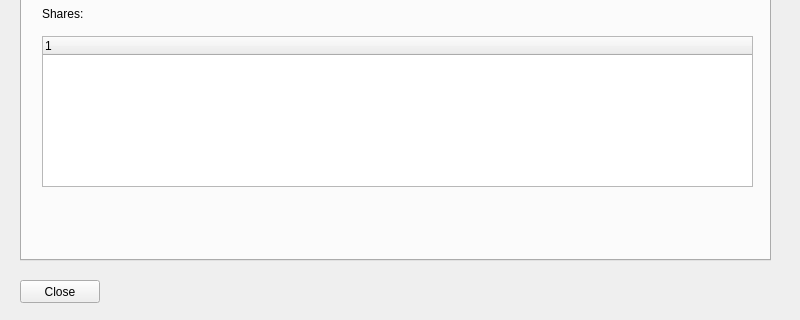
The window that pCloud/shareswindow.ui (pcloudcom/pfs-gui) describes before a commit, drawn with Qt 5; both pictures show x 0 to 800 and y 280 to 600 of the 800 by 600 pixel window.
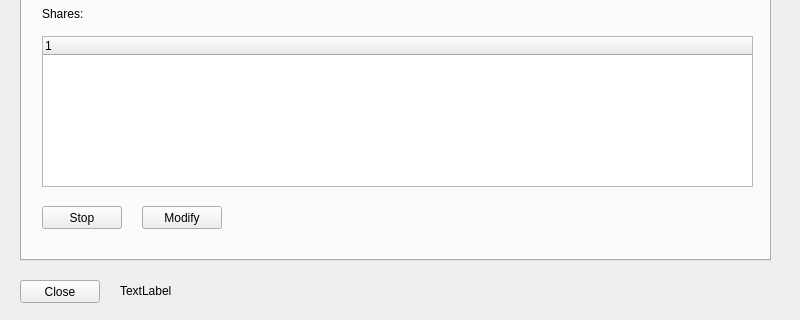
The same window after the commit.

What changed in the file:
```diff
--- a/pCloud/shareswindow.ui
+++ b/pCloud/shareswindow.ui
@@ -112,6 +112,32 @@
        <string>Accept</string>
       </property>
      </widget>
+     <widget class="QPushButton" name="stopbutton">
+      <property name="geometry">
+       <rect>
+        <x>20</x>
+        <y>440</y>
+        <width>80</width>
+        <height>23</height>
+       </rect>
+      </property>
+      <property name="text">
+       <string>Stop</string>
+      </property>
+     </widget>
+     <widget class="QPushButton" name="modifybutton">
+      <property name="geometry">
+       <rect>
+        <x>120</x>
+        <y>440</y>
+        <width>80</width>
+        <height>23</height>
+       </rect>
+      </property>
+      <property name="text">
+       <string>Modify</string>
+      </property>
+     </widget>
     </widget>
     <widget class="QWidget" name="users">
      <attribute name="title">
@@ -132,6 +158,19 @@
      <string>Close</string>
     </property>
    </widget>
+   <widget class="QLabel" name="error">
+    <property name="geometry">
+     <rect>
+      <x>120</x>
+      <y>560</y>
+      <width>651</width>
+      <height>21</height>
+     </rect>
+    </property>
+    <property name="text">
+     <string>TextLabel</string>
+    </property>
+   </widget>
   </widget>
  </widget>
  <resources/>
```
